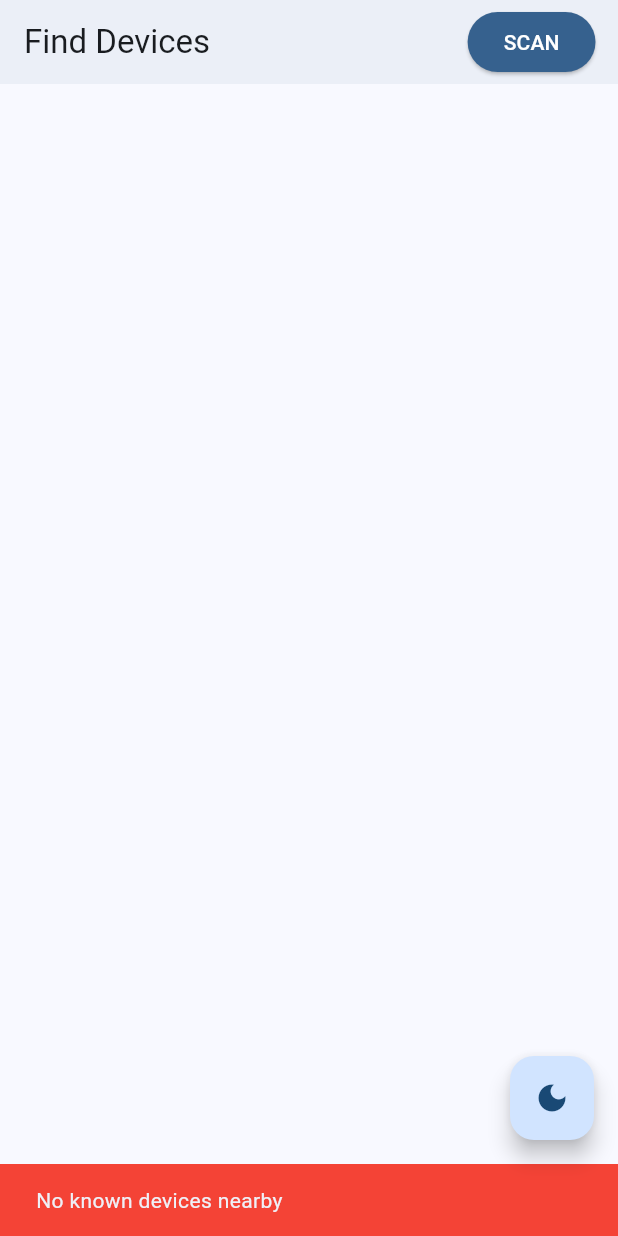
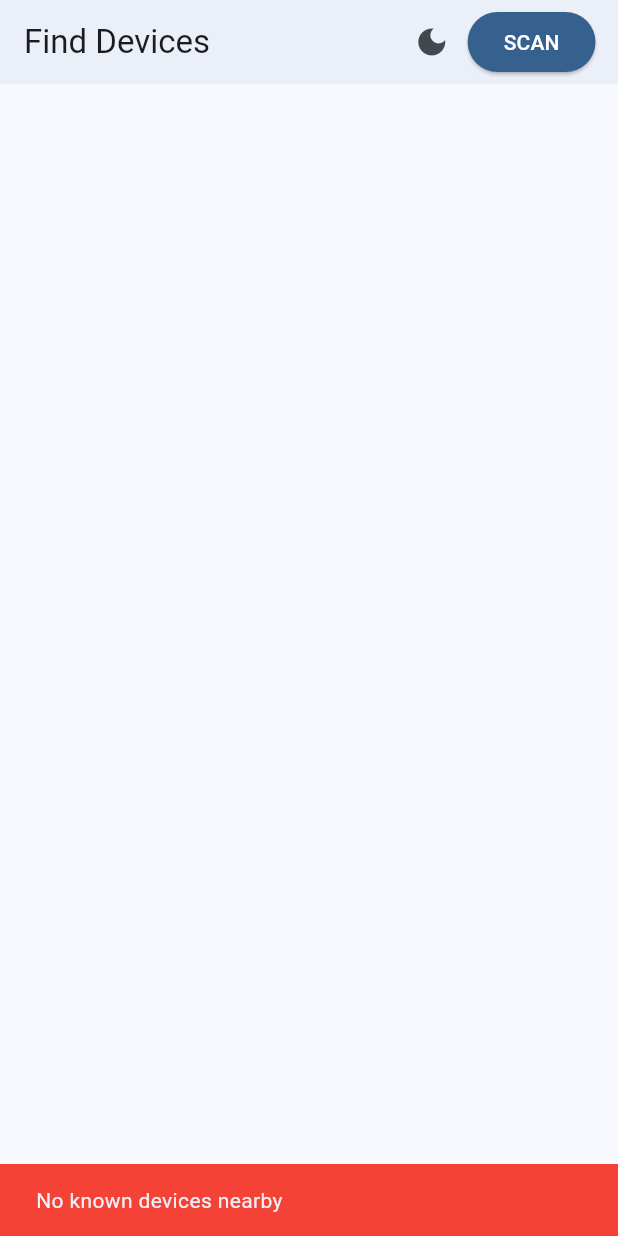
Before and after one commit to vidunithaedirisooriya/stefan_app, a Flutter app: the screen it shows after launch, on a phone screen of 412 x 824 dp. Run offline on Flutter 3.47's test engine with Material 3 defaults, Android fonts, the phone set to English and light mode, and no system bars; our stand-ins replace flutter_blue_plus, permission_handler, shared_preferences.

Commit message:
removed RSSI and UUID from scan results. will only show named devices for user friendliness

```diff
--- a/lib/screens/scan_screen.dart
+++ b/lib/screens/scan_screen.dart
@@ -252,7 +252,10 @@ class _ScanScreenState extends State<ScanScreen> {
   }
 
   Iterable<Widget> _buildScanResultTiles() {
-    return _scanResults.map((r) => ScanResultTile(result: r, onTap: () => onConnectPressed(r.device)));
+    // Filter to only show devices with names
+    return _scanResults
+        .where((r) => r.device.platformName.isNotEmpty)
+        .map((r) => ScanResultTile(result: r, onTap: () => onConnectPressed(r.device)));
   }
 
   @override
@@ -265,6 +268,11 @@ class _ScanScreenState extends State<ScanScreen> {
         appBar: AppBar(
           title: const Text('Find Devices'),
           actions: [
+            IconButton(
+              icon: Icon(isDarkMode ? Icons.light_mode : Icons.dark_mode),
+              onPressed: widget.onThemeToggle,
+              tooltip: isDarkMode ? 'Light Mode' : 'Dark Mode',
+            ),
             buildScanButton(),
             const SizedBox(width: 15),
           ],
@@ -278,11 +286,6 @@ class _ScanScreenState extends State<ScanScreen> {
             ],
           ),
         ),
-        floatingActionButton: FloatingActionButton(
-                onPressed: widget.onThemeToggle,
-                tooltip: isDarkMode ? 'Light Mode' : 'Dark Mode',
-                child: Icon(isDarkMode ? Icons.light_mode : Icons.dark_mode),
-              ),
       ),
     );
   }
```
Also changed, not shown: lib/widgets/scan_result_tile.dart (+14 -72 lines).
